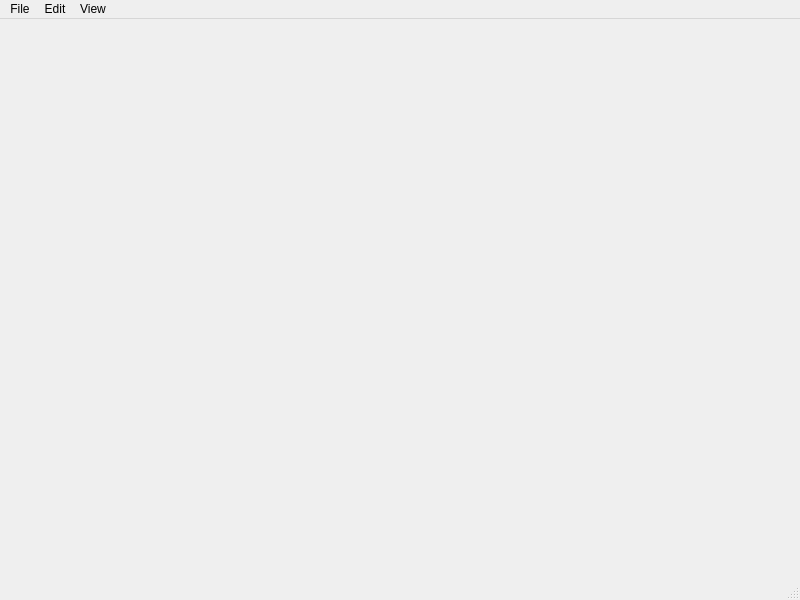
First picture: the form in mainwindow.ui, repository alu0101041735/glvision, before the edit.
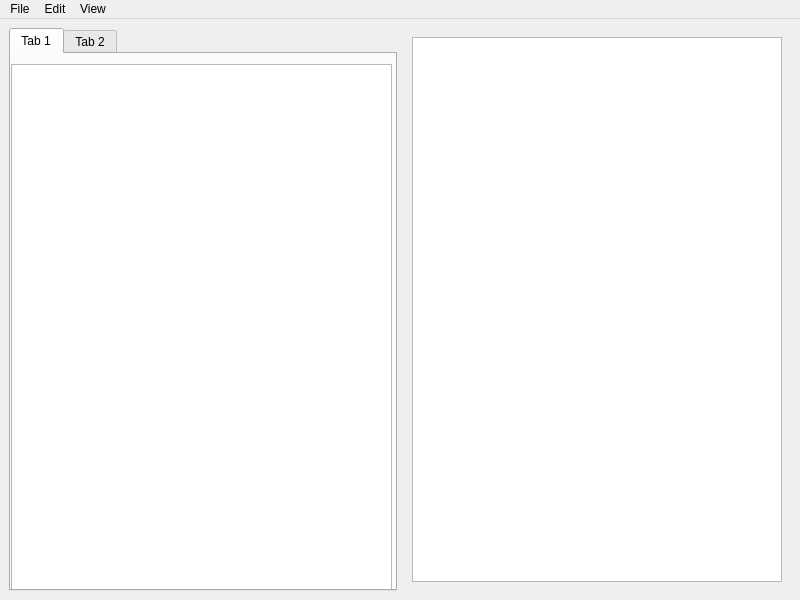
Second picture: the form after the edit. Custom widgets are drawn as their Qt base class.

Commit message: Add menu class

What changed in the file:
```diff
--- a/mainwindow.ui
+++ b/mainwindow.ui
@@ -13,7 +13,46 @@
   <property name="windowTitle">
    <string>MainWindow</string>
   </property>
-  <widget class="QWidget" name="centralwidget"/>
+  <widget class="QWidget" name="centralwidget">
+   <layout class="QHBoxLayout" name="horizontalLayout">
+    <item>
+     <widget class="QTabWidget" name="tabWidget">
+      <property name="currentIndex">
+       <number>0</number>
+      </property>
+      <widget class="QWidget" name="tab">
+       <attribute name="title">
+        <string>Tab 1</string>
+       </attribute>
+       <widget class="imageWidget" name="image">
+        <property name="geometry">
+         <rect>
+          <x>0</x>
+          <y>10</y>
+          <width>381</width>
+          <height>561</height>
+         </rect>
+        </property>
+       </widget>
+      </widget>
+      <widget class="QWidget" name="tab_2">
+       <attribute name="title">
+        <string>Tab 2</string>
+       </attribute>
+      </widget>
+     </widget>
+    </item>
+    <item>
+     <widget class="QWidget" name="rightPanel" native="true">
+      <layout class="QVBoxLayout" name="verticalLayout">
+       <item>
+        <widget class="QGraphicsView" name="histogramView"/>
+       </item>
+      </layout>
+     </widget>
+    </item>
+   </layout>
+  </widget>
   <widget class="QMenuBar" name="menubar">
    <property name="geometry">
     <rect>
@@ -45,7 +84,6 @@
    <addaction name="menutest2"/>
    <addaction name="menuView"/>
   </widget>
-  <widget class="QStatusBar" name="statusbar"/>
   <action name="actionOpen_File">
    <property name="text">
     <string>Open image</string>
@@ -63,6 +101,13 @@
    </property>
   </action>
  </widget>
+ <customwidgets>
+  <customwidget>
+   <class>imageWidget</class>
+   <extends>QGraphicsView</extends>
+   <header>imagewidget.h</header>
+  </customwidget>
+ </customwidgets>
  <resources/>
  <connections/>
 </ui>
```
The commit also changes 7 other files.
